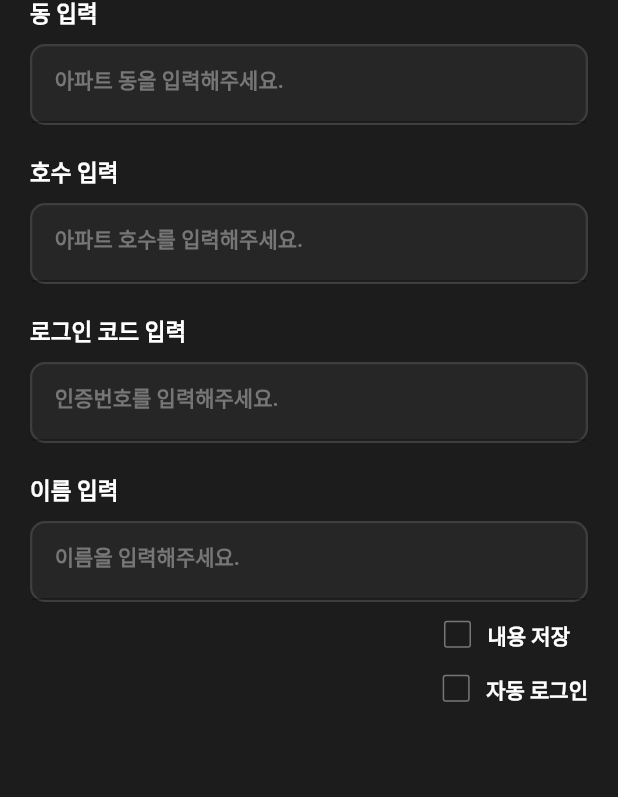
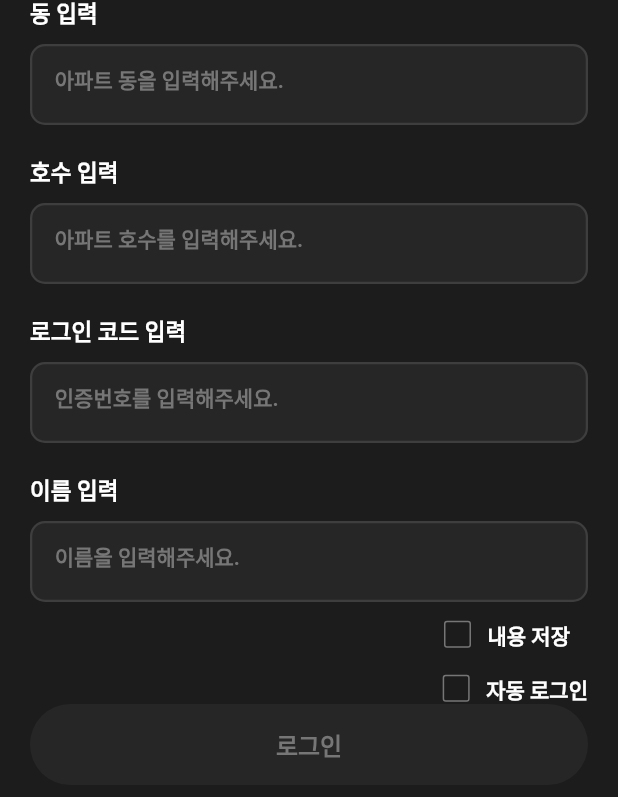
Before and after one commit to HanKyeol0/IoT-SmartHome-App, a Flutter app: the Login02 screen opened by its route, on a phone screen of 412 x 824 dp. Shown: the part 295-1092 px from the top of the screen. Run offline on Flutter 3.47's test engine with Material 2 defaults, Android fonts, the phone set to English and light mode, and no system bars; Roboto replaces fonts that are missing (luxFont).

Commit message:
offic commit

```diff
--- a/lib/login/login02.dart
+++ b/lib/login/login02.dart
@@ -13,11 +13,46 @@ class Login02 extends StatefulWidget {
 }
 
 class _Login02State extends State<Login02> {
-  bool isTextEmpty = false;
+  bool isTextEmpty1 = true;
+  bool isTextEmpty2 = true;
+  bool isTextEmpty3 = true;
+  bool isTextEmpty4 = true;
+  TextEditingController textEditingController1 = TextEditingController();
+  TextEditingController textEditingController2 = TextEditingController();
+  TextEditingController textEditingController3 = TextEditingController();
+  TextEditingController textEditingController4 = TextEditingController();
+
+  @override
+  void initState() {
+    super.initState();
+
+    isTextEmpty1 = textEditingController1.text.isEmpty;
+    isTextEmpty2 = textEditingController2.text.isEmpty;
+    isTextEmpty3 = textEditingController3.text.isEmpty;
+    isTextEmpty4 = textEditingController4.text.isEmpty;
+  }
 
   void onText1(String value) {
     setState(() {
-      isTextEmpty = value.isEmpty;
+      isTextEmpty1 = value.isEmpty;
+    });
+  }
+
+  void onText2(String value) {
+    setState(() {
+      isTextEmpty2 = value.isEmpty;
+    });
+  }
+
+  void onText3(String value) {
+    setState(() {
+      isTextEmpty3 = value.isEmpty;
+    });
+  }
+
+  void onText4(String value) {
+    setState(() {
+      isTextEmpty4 = value.isEmpty;
     });
   }
 
@@ -79,7 +114,8 @@ class _Login02State extends State<Login02> {
             padding: const EdgeInsets.symmetric(horizontal: 20.0),
             child: InputField(
               placeholder: '아파트 동을 입력해주세요.',
-              onText1: onText1,
+              onTextChanged: onText1,
+              textEditingController: textEditingController1,
             ),
           ),
           const SizedBox(height: 20),
@@ -101,9 +137,13 @@ class _Login02State extends State<Login02> {
               ],
             ),
           ),
-          const Padding(
-            padding: EdgeInsets.symmetric(horizontal: 20.0),
-            child: InputField(placeholder: '아파트 호수를 입력해주세요.'),
+          Padding(
+            padding: const EdgeInsets.symmetric(horizontal: 20.0),
+            child: InputField(
+              placeholder: '아파트 호수를 입력해주세요.',
+              onTextChanged: onText2,
+              textEditingController: textEditingController2,
+            ),
           ),
           const SizedBox(height: 20),
           Container(
@@ -124,9 +164,13 @@ class _Login02State extends State<Login02> {
               ],
             ),
           ),
-          const Padding(
-            padding: EdgeInsets.symmetric(horizontal: 20.0),
-            child: InputField(placeholder: '인증번호를 입력해주세요.'),
+          Padding(
+            padding: const EdgeInsets.symmetric(horizontal: 20.0),
+            child: InputField(
+              placeholder: '인증번호를 입력해주세요.',
+              onTextChanged: onText3,
+              textEditingController: textEditingController3,
+            ),
           ),
           const SizedBox(height: 20),
           Container(
@@ -147,9 +191,13 @@ class _Login02State extends State<Login02> {
               ],
             ),
           ),
-          const Padding(
-            padding: EdgeInsets.symmetric(horizontal: 20.0),
-            child: InputField(placeholder: '이름을 입력해주세요.'),
+          Padding(
+            padding: const EdgeInsets.symmetric(horizontal: 20.0),
+            child: InputField(
+              placeholder: '이름을 입력해주세요.',
+              onTextChanged: onText4,
+              textEditingController: textEditingController4,
+            ),
           ),
           const SizedBox(height: 11),
           Row(
@@ -189,6 +237,21 @@ class _Login02State extends State<Login02> {
               )
             ],
           ),
+          RoundLoginButton(
+            buttonColor: (!isTextEmpty1 &&
+                    !isTextEmpty2 &&
+                    !isTextEmpty3 &&
+                    !isTextEmpty4)
+                ? bColor
+                : grey,
+            textColor:
+                (isTextEmpty1 || isTextEmpty2 || isTextEmpty3 || isTextEmpty4)
+                    ? lightGrey
+                    : black,
+            isClickable:
+                !(isTextEmpty1 || isTextEmpty2 || isTextEmpty3 || isTextEmpty4),
+            onPressed: () => Navigator.pushNamed(context, '/login01'),
+          ),
         ],
       ),
       backgroundColor: black,
--- a/lib/main.dart
+++ b/lib/main.dart
@@ -1,4 +1,5 @@
 import 'package:flutter/material.dart';
+import 'door/door01.dart';
 import 'login/login01.dart';
 import 'login/login02.dart';
 
@@ -12,13 +13,15 @@ class MyApp extends StatelessWidget {
   @override
   Widget build(BuildContext context) {
     return MaterialApp(
-      initialRoute: '/login02',
+      initialRoute: '/Door01',
       onGenerateRoute: (settings) {
         switch (settings.name) {
           case '/login01':
             return MaterialPageRoute(builder: (_) => const Login01());
           case '/login02':
             return MaterialPageRoute(builder: (_) => const Login02());
+          case '/Door01':
+            return MaterialPageRoute(builder: (_) => const Door01());
           default:
             return null;
         }
--- a/lib/styles.dart
+++ b/lib/styles.dart
@@ -7,6 +7,7 @@ const Color grey = Color(0xFF262626);
 const Color lightGrey = Color(0xFF767676);
 const Color dialogColor = Color(0xFF3E3E3E);
 const Color textGrey = Color(0xFFECF1F1);
+const Color thickBlue = Color(0xFF00B8CF);
 
 TextStyle contentText(
     {FontWeight fontWeight = FontWeight.w700,
@@ -30,11 +31,11 @@ TextStyle titleText({double fontSize = 18}) {
   );
 }
 
-TextStyle fieldTitle() {
-  return const TextStyle(
+TextStyle fieldTitle({double fontSize = 15}) {
+  return TextStyle(
+    color: wColor,
+    fontSize: fontSize,
     fontFamily: 'luxFont',
     fontWeight: FontWeight.w700,
-    color: wColor,
-    fontSize: 15,
   );
 }
--- a/lib/widgets/button.dart
+++ b/lib/widgets/button.dart
@@ -1,3 +1,4 @@
+import 'package:flutter/cupertino.dart';
 import 'package:flutter/material.dart';
 import '../styles.dart';
 
@@ -97,6 +98,58 @@ class _RoundNextButtonState extends State<RoundNextButton> {
   }
 }
 
+class RoundLoginButton extends StatefulWidget {
+  final Color buttonColor;
+  final Color textColor;
+  final bool isClickable;
+  final VoidCallback onPressed;
+
+  const RoundLoginButton({
+    super.key,
+    required this.buttonColor,
+    required this.textColor,
+    this.isClickable = false,
+    required this.onPressed,
+  });
+
+  @override
+  State<RoundLoginButton> createState() => _RoundLoginButtonState();
+}
+
+class _RoundLoginButtonState extends State<RoundLoginButton> {
+  @override
+  Widget build(BuildContext context) {
+    return InkWell(
+      onTap: widget.isClickable ? widget.onPressed : null,
+      borderRadius: BorderRadius.circular(30),
+      child: Align(
+        alignment: Alignment.bottomCenter,
+        child: Container(
+          height: 54,
+          margin: const EdgeInsets.only(
+            left: 20,
+            right: 20,
+            bottom: 20,
+          ),
+          decoration: BoxDecoration(
+            color: widget.buttonColor,
+            borderRadius: BorderRadius.circular(30),
+          ),
+          child: Center(
+            child: Text(
+              '로그인',
+              style: contentText(
+                fontSize: 16,
+                color: widget.textColor,
+              ),
+            ),
+          ),
+        ),
+      ),
+    );
+  }
+}
+
 class BlueCheckbox extends StatefulWidget {
   const BlueCheckbox({super.key});
 
@@ -141,3 +194,71 @@ class _BlueCheckboxState extends State<BlueCheckbox> {
     );
   }
 }
+/*
+class AutoAccessToggle extends StatefulWidget {
+  const AutoAccessToggle({super.key});
+
+  @override
+  State<AutoAccessToggle> createState() => _AutoAccessToggleState();
+}
+
+class _AutoAccessToggleState extends State<AutoAccessToggle> {
+  @override
+  Widget build(BuildContext context) {
+    return SafeArea(
+        body: Column(
+      mainAxisAlignment: MainAxisAlignment.start,
+      crossAxisAlignment: CrossAxisAlignment.start,
+      children: [],
+    ),);
+  }
+
+  widget customSwitch(bool val, Function onChanged) {
+    return Row(mainAxisAlignment: MainAxisAlignment.spaceBetween,)
+  }
+}
+*/
+
+class ToggleSwitch extends StatefulWidget {
+  final bool value;
+  final ValueChanged<bool>? onChanged;
+
+  const ToggleSwitch({
+    Key? key,
+    required this.value,
+    this.onChanged,
+  }) : super(key: key);
+
+  @override
+  State<ToggleSwitch> createState() => _ToggleSwitchState();
+}
+
+class _ToggleSwitchState extends State<ToggleSwitch> {
+  bool _value = false;
+
+  @override
+  void initState() {
+    super.initState();
+    _value = widget.value;
+  }
+
+  @override
+  Widget build(BuildContext context) {
+    return Transform.scale(
+      child: CupertinoSwitch(
+        value: _value,
+        onChanged: (value) {
+          setState(() {
+            _value = value;
+          });
+          if (widget.onChanged != null) {
+            widget.onChanged!(value);
+          }
+        },
+        activeColor: bColor,
+        trackColor: lightGrey,
+        thumbColor: _value ? thickBlue : black,
+      ),
+    );
+  }
+}
--- a/lib/widgets/field.dart
+++ b/lib/widgets/field.dart
@@ -133,36 +133,49 @@ class _DropdownInputState extends State<DropdownInput> {
   }
 }
 
-class InputField extends StatelessWidget {
+class InputField extends StatefulWidget {
   final String placeholder;
+  final Function(String) onTextChanged;
+  final TextEditingController textEditingController;
 
   const InputField({
     super.key,
     required this.placeholder,
+    required this.onTextChanged,
+    required this.textEditingController,
   });
 
+  @override
+  State<InputField> createState() => _InputFieldState();
+}
+
+class _InputFieldState extends State<InputField> {
   @override
   Widget build(BuildContext context) {
     return Container(
       decoration: BoxDecoration(
         borderRadius: BorderRadius.circular(10.0),
-        border: Border.all(
-          color: dialogColor,
-          width: 1.5,
-        ),
+        border: widget.textEditingController.text.isEmpty
+            ? Border.all(color: dialogColor, width: 1.5)
+            : Border.all(color: wColor, width: 1.5),
         color: grey,
       ),
       height: 54,
       child: TextField(
+        controller: widget.textEditingController,
         style: contentText(color: wColor),
         decoration: InputDecoration(
-          hintText: placeholder,
+          hintText: widget.placeholder,
           hintStyle: contentText(),
           contentPadding: const EdgeInsets.symmetric(
             vertical: 19.5,
             horizontal: 15,
           ),
+          border: InputBorder.none,
         ),
+        onChanged: (value) {
+          widget.onTextChanged(value);
+        },
       ),
     );
   }
```
Also changed, not shown: lib/door/door01.dart (added, +54 -0 lines).
